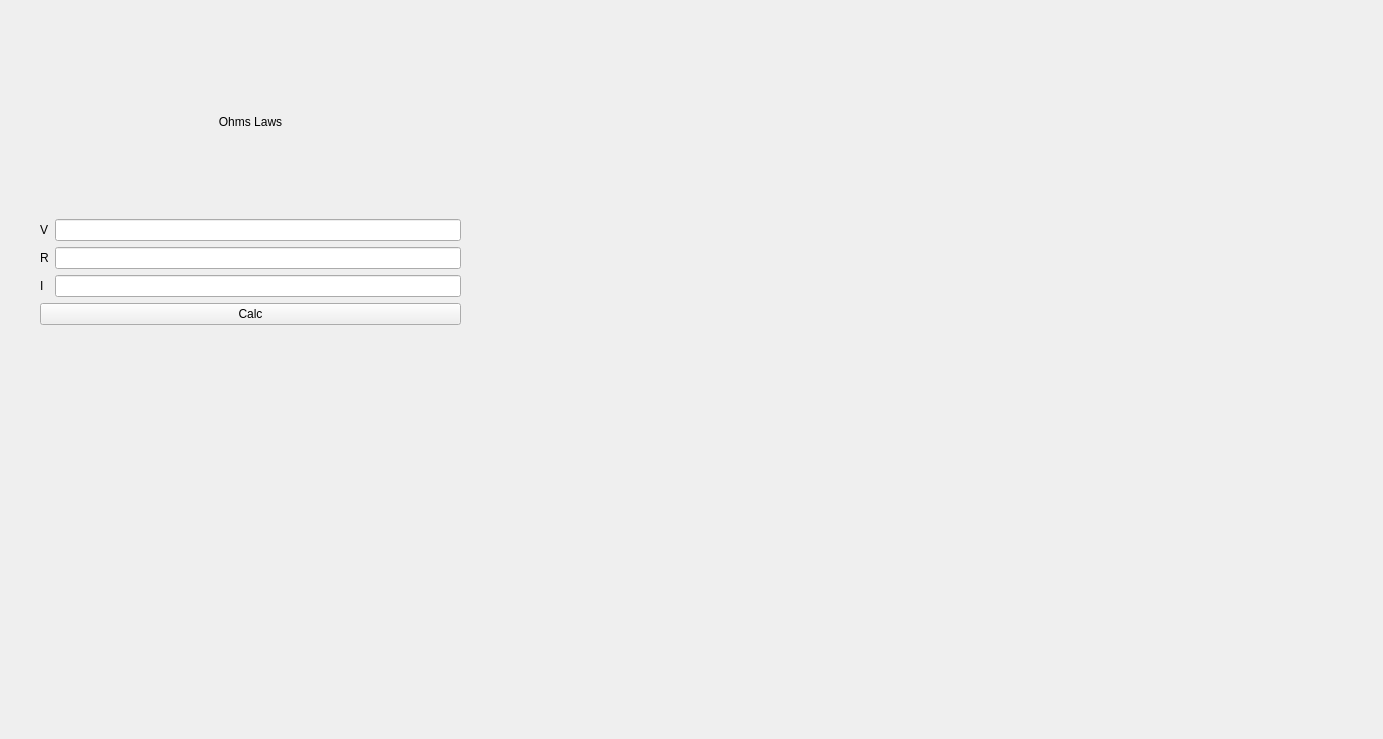
Old version of the form OhmsLaw.ui in the repository spiandorello/electrodoc.
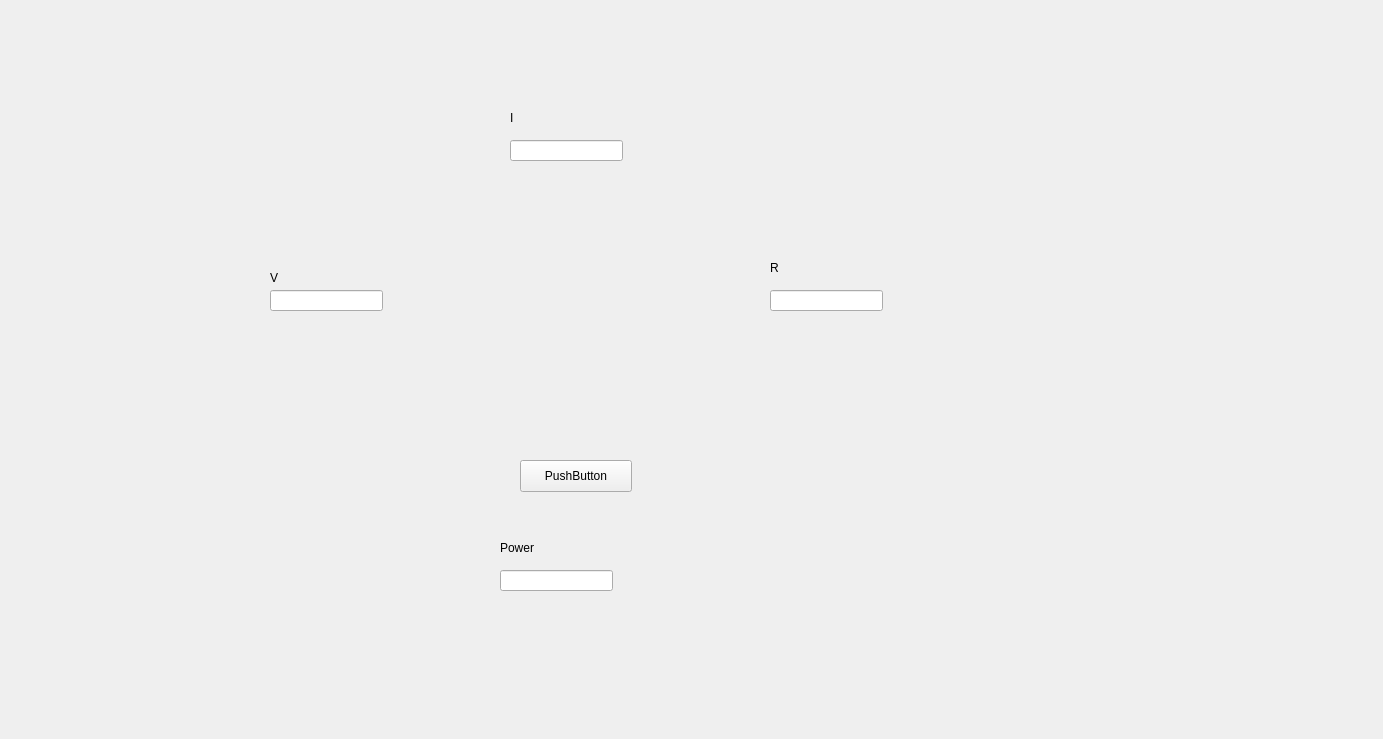
New version of the form. Icons and pictures are not drawn.

Patch:
```diff
--- a/OhmsLaw.ui
+++ b/OhmsLaw.ui
@@ -16,68 +16,127 @@
   <property name="styleSheet">
    <string notr="true"/>
   </property>
-  <widget class="QWidget" name="layoutWidget">
+  <widget class="QPushButton" name="calc">
    <property name="geometry">
     <rect>
-     <x>40</x>
-     <y>30</y>
-     <width>421</width>
-     <height>295</height>
+     <x>520</x>
+     <y>460</y>
+     <width>112</width>
+     <height>32</height>
     </rect>
    </property>
-   <layout class="QGridLayout" name="gridLayout">
-    <item row="2" column="0">
-     <widget class="QPushButton" name="calc">
-      <property name="text">
-       <string>Calc</string>
-      </property>
-     </widget>
-    </item>
-    <item row="1" column="0">
-     <layout class="QGridLayout" name="gridLayout_2">
-      <item row="2" column="1">
-       <widget class="QLineEdit" name="currentInput"/>
-      </item>
-      <item row="0" column="0">
-       <widget class="QLabel" name="label_2">
-        <property name="text">
-         <string>V</string>
-        </property>
-       </widget>
-      </item>
-      <item row="0" column="1">
-       <widget class="QLineEdit" name="voltageInput"/>
-      </item>
-      <item row="1" column="1">
-       <widget class="QLineEdit" name="resInput"/>
-      </item>
-      <item row="2" column="0">
-       <widget class="QLabel" name="label_4">
-        <property name="text">
-         <string>I</string>
-        </property>
-       </widget>
-      </item>
-      <item row="1" column="0">
-       <widget class="QLabel" name="label_3">
-        <property name="text">
-         <string>R</string>
-        </property>
-       </widget>
-      </item>
-     </layout>
-    </item>
-    <item row="0" column="0">
-     <widget class="QLabel" name="label">
-      <property name="text">
-       <string>Ohms Laws</string>
-      </property>
-      <property name="alignment">
-       <set>Qt::AlignCenter</set>
-      </property>
-     </widget>
-    </item>
-   </layout>
+   <property name="text">
+    <string>PushButton</string>
+   </property>
+  </widget>
+  <widget class="QLabel" name="label">
+   <property name="geometry">
+    <rect>
+     <x>270</x>
+     <y>270</y>
+     <width>58</width>
+     <height>16</height>
+    </rect>
+   </property>
+   <property name="text">
+    <string>V</string>
+   </property>
+  </widget>
+  <widget class="QLineEdit" name="currentInput">
+   <property name="geometry">
+    <rect>
+     <x>510</x>
+     <y>140</y>
+     <width>113</width>
+     <height>21</height>
+    </rect>
+   </property>
+  </widget>
+  <widget class="QLabel" name="label_6">
+   <property name="geometry">
+    <rect>
+     <x>770</x>
+     <y>260</y>
+     <width>58</width>
+     <height>16</height>
+    </rect>
+   </property>
+   <property name="text">
+    <string>R</string>
+   </property>
+  </widget>
+  <widget class="QLineEdit" name="resInput">
+   <property name="geometry">
+    <rect>
+     <x>770</x>
+     <y>290</y>
+     <width>113</width>
+     <height>21</height>
+    </rect>
+   </property>
+  </widget>
+  <widget class="QLabel" name="image">
+   <property name="geometry">
+    <rect>
+     <x>450</x>
+     <y>200</y>
+     <width>271</width>
+     <height>231</height>
+    </rect>
+   </property>
+   <property name="styleSheet">
+    <string notr="true">border-image: url(:/images/image.png) 0 0 0 0 stretch stretch;
+</string>
+   </property>
+   <property name="text">
+    <string/>
+   </property>
+  </widget>
+  <widget class="QLineEdit" name="voltageInput">
+   <property name="geometry">
+    <rect>
+     <x>270</x>
+     <y>290</y>
+     <width>113</width>
+     <height>21</height>
+    </rect>
+   </property>
+  </widget>
+  <widget class="QLabel" name="label_7">
+   <property name="geometry">
+    <rect>
+     <x>500</x>
+     <y>540</y>
+     <width>58</width>
+     <height>16</height>
+    </rect>
+   </property>
+   <property name="text">
+    <string>Power</string>
+   </property>
+  </widget>
+  <widget class="QLineEdit" name="powerInput">
+   <property name="geometry">
+    <rect>
+     <x>500</x>
+     <y>570</y>
+     <width>113</width>
+     <height>21</height>
+    </rect>
+   </property>
+  </widget>
+  <widget class="QLabel" name="label_9">
+   <property name="geometry">
+    <rect>
+     <x>510</x>
+     <y>110</y>
+     <width>58</width>
+     <height>16</height>
+    </rect>
+   </property>
+   <property name="text">
+    <string>I</string>
+   </property>
   </widget>
  </widget>
  <resources/>
```
